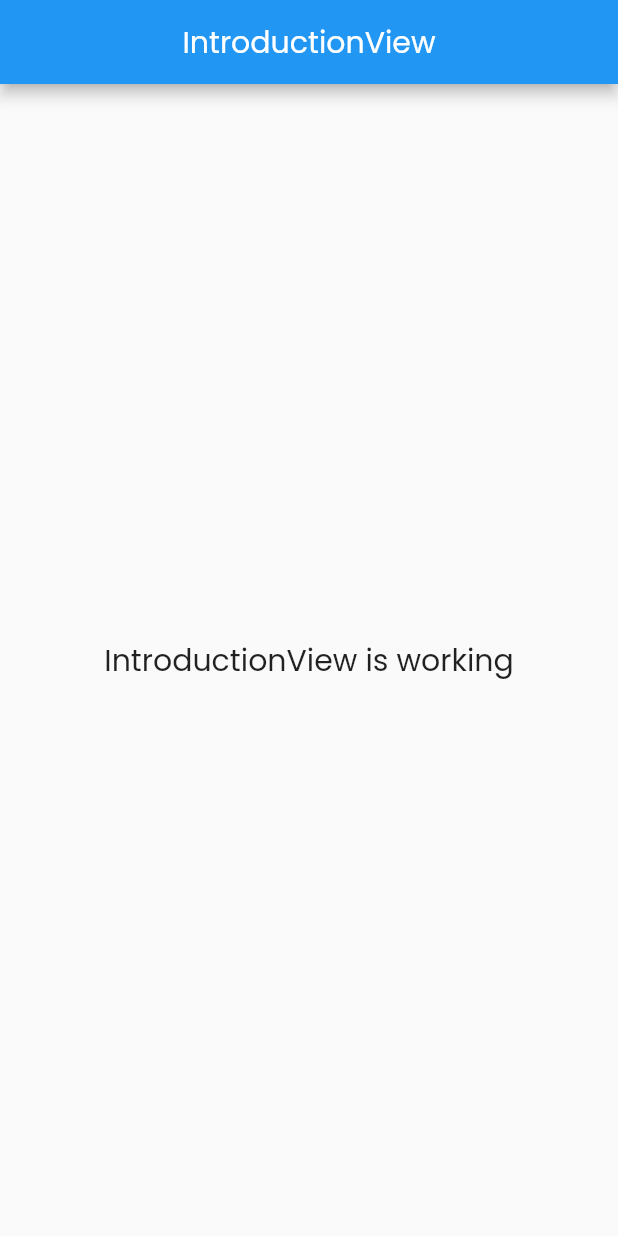
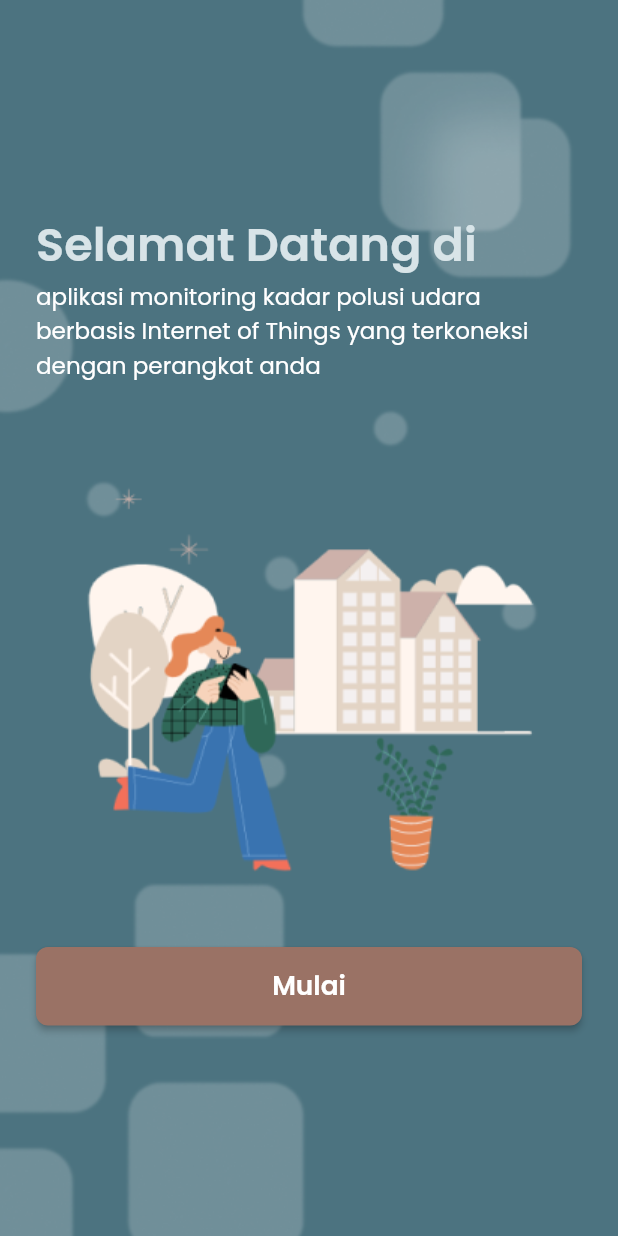
Before and after one commit to anasmisbah/air_monitor, a Flutter app: the screen it shows after launch, on a phone screen of 412 x 824 dp. Run offline on Flutter 3.47's test engine with Material 2 defaults, Android fonts, the phone set to English and light mode, and no system bars; our stand-ins replace flutter_screenutil, get; statements that could not run were skipped.

Commit message:
intro screen

```diff
--- a/lib/app/modules/introduction/views/introduction_view.dart
+++ b/lib/app/modules/introduction/views/introduction_view.dart
@@ -1,4 +1,7 @@
+import 'package:air_monitor/app/consntans/color.dart';
+import 'package:air_monitor/app/routes/app_pages.dart';
 import 'package:flutter/material.dart';
+import 'package:flutter_screenutil/flutter_screenutil.dart';
 
 import 'package:get/get.dart';
 
@@ -9,14 +12,79 @@ class IntroductionView extends GetView<IntroductionController> {
   @override
   Widget build(BuildContext context) {
     return Scaffold(
-      appBar: AppBar(
-        title: const Text('IntroductionView'),
-        centerTitle: true,
-      ),
-      body: const Center(
-        child: Text(
-          'IntroductionView is working',
-          style: TextStyle(fontSize: 20),
+      body: Container(
+        width: Get.width,
+        height: Get.height,
+        decoration: BoxDecoration(
+          image: DecorationImage(
+            image: AssetImage("assets/images/bg_splash.png"),
+            fit: BoxFit.cover,
+          ),
+        ),
+        child: SafeArea(
+          child: Padding(
+            padding: const EdgeInsets.all(24),
+            child: Column(
+              mainAxisAlignment: MainAxisAlignment.center,
+              children: [
+                Column(
+                  crossAxisAlignment: CrossAxisAlignment.start,
+                  children: [
+                    Text(
+                      "Selamat Datang di",
+                      style: TextStyle(
+                        fontSize: 28.w,
+                        fontWeight: FontWeight.w600,
+                        color: AppColor.surface2,
+                        letterSpacing: 0.05,
+                      ),
+                    ),
+                    Text(
+                      "aplikasi monitoring kadar polusi udara berbasis Internet of Things yang terkoneksi dengan perangkat anda",
+                      style: TextStyle(
+                        fontSize: 14.w,
+                        color: AppColor.white,
+                      ),
+                    ),
+                  ],
+                ),
+                SizedBox(
+                  height: 66,
+                ),
+                Image.asset(
+                  "assets/images/ilustration1.png",
+                  fit: BoxFit.cover,
+                ),
+                SizedBox(
+                  height: 50,
+                ),
+                ConstrainedBox(
+                  constraints: BoxConstraints(
+                    minWidth: Get.width,
+                  ),
+                  child: ElevatedButton(
+                    onPressed: () {
+                      Get.offNamed(Routes.HOME);
+                    },
+                    child: Text(
+                      "Mulai",
+                      style: TextStyle(
+                        fontSize: 16.w,
+                        fontWeight: FontWeight.w600,
+                      ),
+                    ),
+                    style: ElevatedButton.styleFrom(
+                      backgroundColor: AppColor.main,
+                      padding: EdgeInsets.symmetric(vertical: 12.w),
+                      shape: RoundedRectangleBorder(
+                        borderRadius: BorderRadius.circular(8),
+                      ),
+                    ),
+                  ),
+                ),
+              ],
+            ),
+          ),
         ),
       ),
     );
--- a/lib/main.dart
+++ b/lib/main.dart
@@ -1,4 +1,5 @@
 import 'package:flutter/material.dart';
+import 'package:flutter_screenutil/flutter_screenutil.dart';
 
 import 'package:get/get.dart';
 
@@ -6,11 +7,14 @@ import 'app/routes/app_pages.dart';
 
 void main() {
   runApp(
-    GetMaterialApp(
-      title: "Application",
-      initialRoute: Routes.SPLASH_SCREEN,
-      getPages: AppPages.routes,
-      theme: ThemeData(fontFamily: 'Poppins'),
+    ScreenUtilInit(
+      designSize: Size(375, 812),
+      builder: (context, child) => GetMaterialApp(
+        title: "Application",
+        initialRoute: Routes.SPLASH_SCREEN,
+        getPages: AppPages.routes,
+        theme: ThemeData(fontFamily: 'Poppins'),
+      ),
     ),
   );
 }
```
